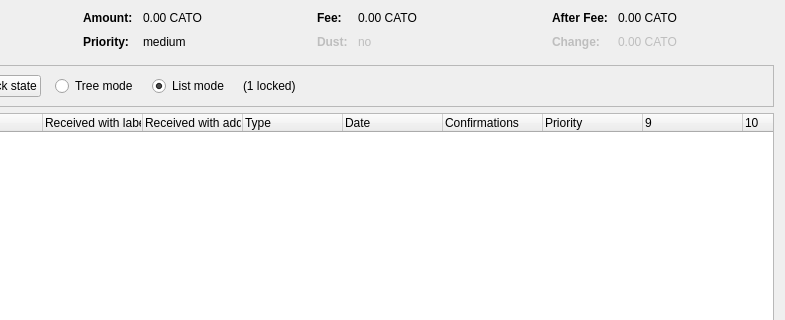
eenglish34/EBM2.0, file src/qt/forms/coincontroldialog.ui: the form before one commit; both pictures show x 169 to 954 and y 0 to 320 of the 954 by 500 pixel window.
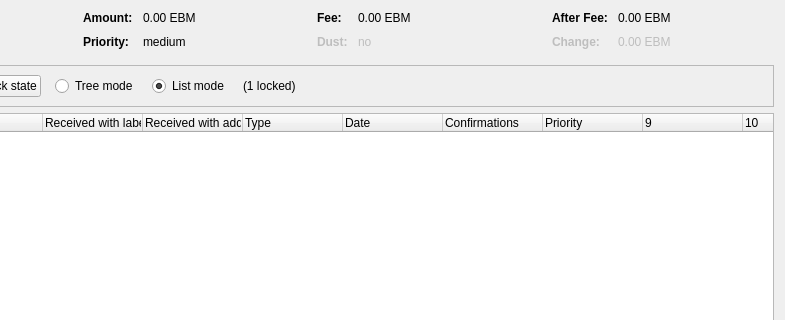
The form after the commit. Custom widgets are drawn as their Qt base class.

The edit to the form file:
```diff
--- a/src/qt/forms/coincontroldialog.ui
+++ b/src/qt/forms/coincontroldialog.ui
@@ -132,7 +132,7 @@
           <enum>Qt::ActionsContextMenu</enum>
          </property>
          <property name="text">
-          <string notr="true">0.00 CATO</string>
+          <string notr="true">0.00 EBM</string>
          </property>
          <property name="textInteractionFlags">
           <set>Qt::LinksAccessibleByMouse|Qt::TextSelectableByKeyboard|Qt::TextSelectableByMouse</set>
@@ -206,7 +206,7 @@
           <enum>Qt::ActionsContextMenu</enum>
          </property>
          <property name="text">
-          <string notr="true">0.00 CATO</string>
+          <string notr="true">0.00 EBM</string>
          </property>
          <property name="textInteractionFlags">
           <set>Qt::LinksAccessibleByMouse|Qt::TextSelectableByKeyboard|Qt::TextSelectableByMouse</set>
@@ -286,7 +286,7 @@
           <enum>Qt::ActionsContextMenu</enum>
          </property>
          <property name="text">
-          <string notr="true">0.00 CATO</string>
+          <string notr="true">0.00 EBM</string>
          </property>
          <property name="textInteractionFlags">
           <set>Qt::LinksAccessibleByMouse|Qt::TextSelectableByKeyboard|Qt::TextSelectableByMouse</set>
@@ -321,7 +321,7 @@
           <enum>Qt::ActionsContextMenu</enum>
          </property>
          <property name="text">
-          <string notr="true">0.00 CATO</string>
+          <string notr="true">0.00 EBM</string>
          </property>
          <property name="textInteractionFlags">
           <set>Qt::LinksAccessibleByMouse|Qt::TextSelectableByKeyboard|Qt::TextSelectableByMouse</set>
```
